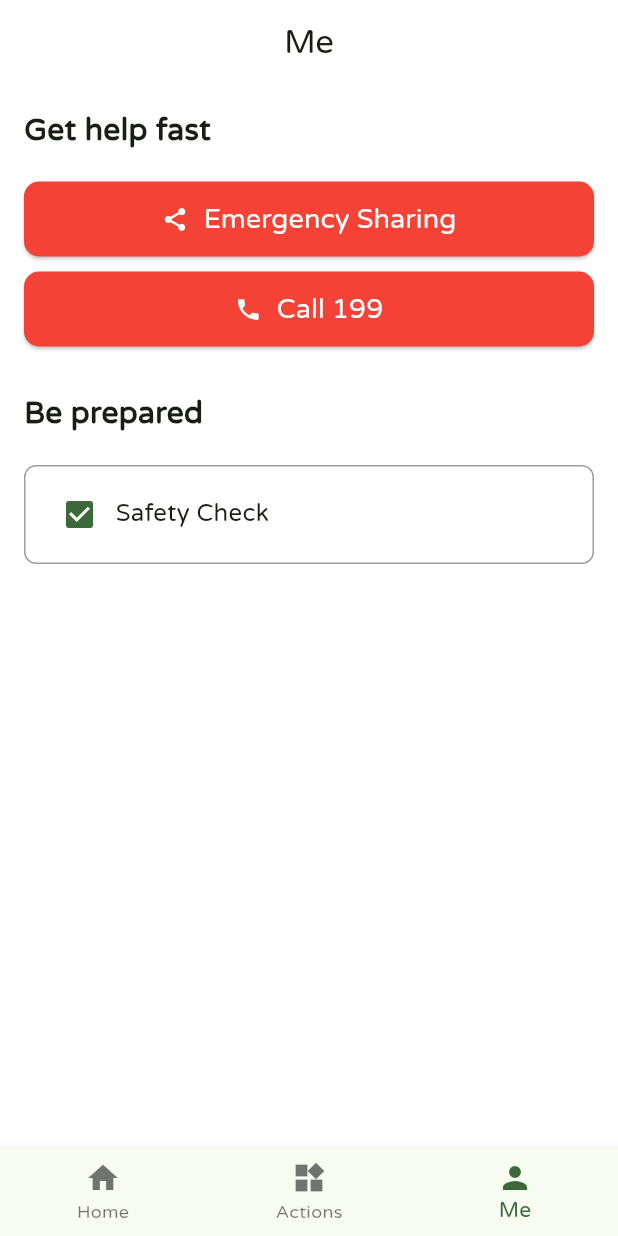
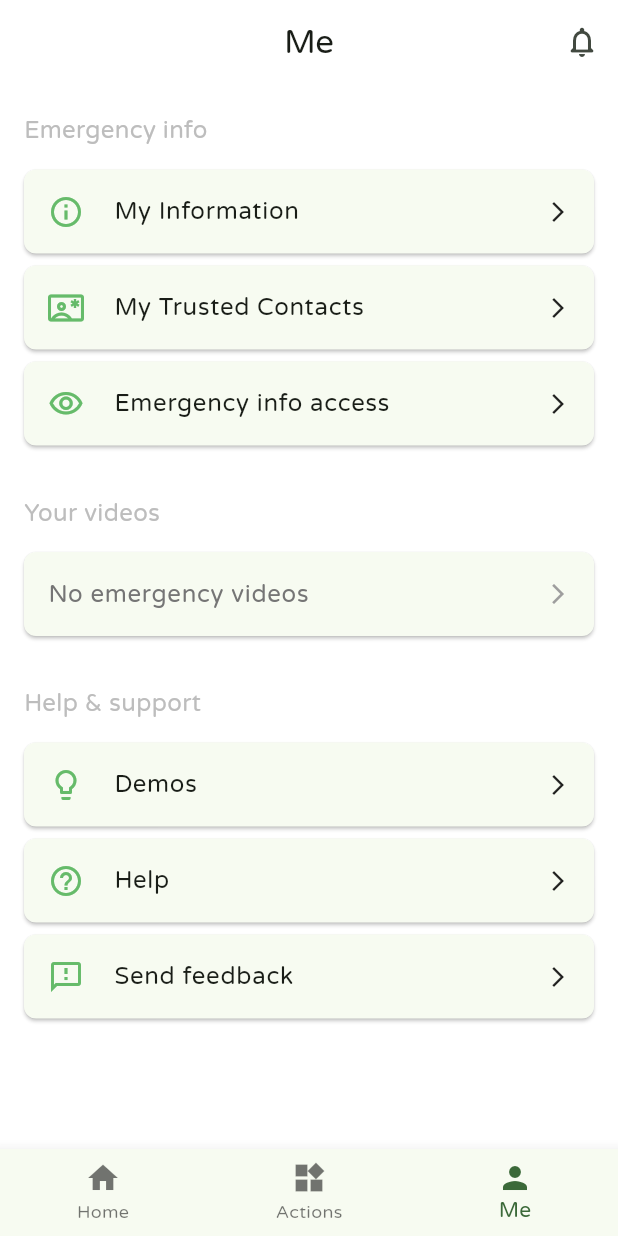
Before and after one commit to ObiajuluM/Ally, a Flutter app: the screen it shows after launch, swiped to page 3, on a phone screen of 412 x 824 dp. Run offline on Flutter 3.47's test engine with Material 3 defaults, Android fonts, the phone set to English and light mode, and no system bars; our stand-ins replace flutter_riverpod, riverpod, shared_preferences; missing offline and left inert: flutter_displaymode.

Commit message:
modified me page and some chnages elsewhere

```diff
--- a/lib/pages/actions/actions.dart
+++ b/lib/pages/actions/actions.dart
@@ -6,10 +6,6 @@ class ActionsPage extends StatelessWidget {
   @override
   Widget build(BuildContext context) {
     return Scaffold(
-      appBar: AppBar(
-        title: const Text('Actions'),
-        centerTitle: true,
-      ),
       body: Container(
         color: Colors.pink,
       ),
--- a/lib/pages/home/home.dart
+++ b/lib/pages/home/home.dart
@@ -22,23 +22,6 @@ class HomePage extends ConsumerWidget {
   @override
   Widget build(BuildContext context, WidgetRef ref) {
     return Scaffold(
-      appBar: AppBar(
-        title: const Text('Home'),
-        centerTitle: true,
-        actions: [
-          ///
-
-          IconButton(
-            onPressed: () {
-              print("notifications");
-            },
-            icon: Icon(
-              Icons.notifications_none_rounded,
-            ),
-          ),
-        ],
-      ),
-
       ///
       body: SingleChildScrollView(
         padding: const EdgeInsets.all(16.0),
@@ -90,7 +73,7 @@ class HomePage extends ConsumerWidget {
               ),
             ),
             const SizedBox(height: 20),
-            // for (int i = 0; i < 10; i++)
+            for (int i = 0; i < 10; i++)
               _buildCheckboxTile(
                 label: 'Safety Check',
                 value: true,
--- a/lib/pages/me/me.dart
+++ b/lib/pages/me/me.dart
@@ -6,115 +6,169 @@ class MePage extends StatelessWidget {
   @override
   Widget build(BuildContext context) {
     return Scaffold(
-      appBar: AppBar(
-        title: const Text('Me'),
-        centerTitle: true,
-      ),
-      body: SingleChildScrollView(
-        padding: const EdgeInsets.all(16.0),
-        child: Column(
-          crossAxisAlignment: CrossAxisAlignment.start,
+      body: ListView(
+        padding: const EdgeInsets.symmetric(vertical: 20.0),
         children: [
-            const Text(
-              'Get help fast',
-              style: TextStyle(
-                fontSize: 20,
-                fontWeight: FontWeight.bold,
-              ),
-            ),
-            const SizedBox(height: 20),
-            _buildEmergencyButton(
-              context,
-              icon: Icons.share,
-              label: 'Emergency Sharing',
-              onPressed: () {
-                // Handle emergency sharing
+          _buildSectionHeader(context, 'Emergency info'),
+          _InfoTile(
+            icon: Icons.info_outline,
+            text: 'My Information',
+            onTap: () {
+              ///
             },
           ),
-            const SizedBox(height: 10),
-            _buildEmergencyButton(
-              context,
-              icon: Icons.phone,
-              label: 'Call 199',
-              onPressed: () {
-                // Handle emergency call
-              },
+          _InfoTile(
+            icon: Icons.contact_emergency_outlined,
+            text: 'My Trusted Contacts',
+            onTap: () {},
           ),
-            const SizedBox(height: 30),
-            const Text(
-              'Be prepared',
-              style: TextStyle(
-                fontSize: 20,
-                fontWeight: FontWeight.bold,
+          _InfoTile(
+            icon: Icons.visibility_outlined,
+            text: 'Emergency info access',
+            onTap: () {},
           ),
+          const SizedBox(height: 30), // Spacing between sections
+
+          _buildSectionHeader(context, 'Your videos'),
+          _VideoPlaceholderTile(
+            text: 'No emergency videos',
+            onTap: () {},
           ),
-            const SizedBox(height: 20),
-            _buildCheckboxTile(
-              label: 'Safety Check',
-              value: true,
-              onChanged: (bool? value) {
-                // Handle checkbox change
-              },
+          const SizedBox(height: 30), // Spacing between sections
+
+          _buildSectionHeader(context, 'Help & support'),
+          _InfoTile(
+            icon: Icons.lightbulb_outline,
+            text: 'Demos',
+            onTap: () {},
           ),
-          ],
+          _InfoTile(
+            icon: Icons.help_outline,
+            text: 'Help',
+            onTap: () {},
           ),
-      ),
-    );
-  }
-
-  Widget _buildEmergencyButton(
-    BuildContext context, {
-    required IconData icon,
-    required String label,
-    required VoidCallback onPressed,
-  }) {
-    return ElevatedButton(
-      style: ElevatedButton.styleFrom(
-        backgroundColor: Colors.red,
-        foregroundColor: Colors.white,
-        minimumSize: const Size(double.infinity, 50),
-        shape: RoundedRectangleBorder(
-          borderRadius: BorderRadius.circular(10),
-        ),
-      ),
-      onPressed: onPressed,
-      child: Row(
-        mainAxisAlignment: MainAxisAlignment.center,
-        children: [
-          Icon(icon),
-          const SizedBox(width: 10),
-          Text(
-            label,
-            style: const TextStyle(fontSize: 18),
+          _InfoTile(
+            icon: Icons.feedback_outlined,
+            text: 'Send feedback',
+            onTap: () {},
           ),
         ],
       ),
     );
   }
 
-  Widget _buildCheckboxTile({
-    required String label,
-    required bool value,
-    required ValueChanged<bool?> onChanged,
-  }) {
-    return Container(
-      padding: const EdgeInsets.symmetric(vertical: 8, horizontal: 12),
-      decoration: BoxDecoration(
-        border: Border.all(color: Colors.grey),
-        borderRadius: BorderRadius.circular(8),
+  // Helper method to build section headers
+
+  // TODO: use everywhere
+  Widget _buildSectionHeader(BuildContext context, String title) {
+    return Padding(
+      padding: const EdgeInsets.only(left: 16.0, right: 16.0, bottom: 10.0),
+      child: Text(
+        title,
+        style: TextStyle(
+          color: Colors.grey[400], // Lighter grey for headers
+          fontSize: 16,
+          fontWeight: FontWeight.w500,
         ),
-      child: Row(
-        children: [
-          Checkbox(
-            value: value,
-            onChanged: onChanged,
-          ),
-          Text(
-            label,
-            style: const TextStyle(fontSize: 16),
-          ),
-        ],
       ),
     );
   }
 }
+
+// Custom ListTile for the information rows
+class _InfoTile extends StatelessWidget {
+  final IconData icon;
+  final String text;
+  final VoidCallback onTap;
+
+  const _InfoTile({
+    required this.icon,
+    required this.text,
+    required this.onTap,
+  });
+
+  @override
+  Widget build(BuildContext context) {
+    return Card(
+      margin: const EdgeInsets.symmetric(horizontal: 16.0, vertical: 4.0),
+      color: Theme.of(context).cardColor,
+      shape: RoundedRectangleBorder(
+        borderRadius: BorderRadius.circular(8.0),
+      ),
+      child: InkWell(
+        // Provides the ripple effect on tap
+        onTap: onTap,
+        borderRadius: BorderRadius.circular(8.0),
+        child: Padding(
+          padding: const EdgeInsets.symmetric(vertical: 16.0, horizontal: 16.0),
+          child: Row(
+            children: [
+              Icon(
+                icon,
+                color: Colors.green[400],
+                size: 24,
+              ),
+              const SizedBox(width: 20),
+              Expanded(
+                child: Text(
+                  text,
+                  style: Theme.of(context).textTheme.bodyLarge,
+                ),
+              ),
+              const Icon(
+                Icons.arrow_forward_ios,
+                // color: Colors.grey,
+                size: 16,
+              ),
+            ],
+          ),
+        ),
+      ),
+    );
+  }
+}
+
+// Custom ListTile for the 'No emergency videos' row
+class _VideoPlaceholderTile extends StatelessWidget {
+  final String text;
+  final VoidCallback onTap;
+
+  const _VideoPlaceholderTile({
+    required this.text,
+    required this.onTap,
+  });
+
+  @override
+  Widget build(BuildContext context) {
+    return Card(
+      margin: const EdgeInsets.symmetric(horizontal: 16.0, vertical: 4.0),
+      color: Theme.of(context).cardColor,
+      shape: RoundedRectangleBorder(
+        borderRadius: BorderRadius.circular(8.0),
+      ),
+      child: InkWell(
+        // Provides the ripple effect on tap
+        onTap: onTap,
+        borderRadius: BorderRadius.circular(8.0),
+        child: Padding(
+          padding: const EdgeInsets.symmetric(vertical: 16.0, horizontal: 16.0),
+          child: Row(
+            children: [
+              // No icon on the left for this specific tile
+              Expanded(
+                child: Text(
+                  text,
+                  style: Theme.of(context)
+                      .textTheme
+                      .bodyLarge
+                      ?.copyWith(color: Colors.grey[600]), // Lighter text
+                ),
+              ),
+              const Icon(Icons.arrow_forward_ios, color: Colors.grey, size: 16),
+            ],
+          ),
+        ),
+      ),
+    );
+  }
+}
--- a/lib/pages/primary/primary.dart
+++ b/lib/pages/primary/primary.dart
@@ -1,4 +1,5 @@
 import 'package:ally/pages/actions/actions.dart';
+
 import 'package:ally/pages/home/home.dart';
 import 'package:ally/pages/me/me.dart';
 import 'package:ally/pages/primary/providers/provider.dart';
@@ -27,6 +28,27 @@ class _PrimaryPageState extends ConsumerState<PrimaryPage> {
     final currentPage = ref.watch(primaryPageIndexProvider);
 
     return Scaffold(
+      appBar: AppBar(
+        title: currentPage == 0
+            ? Text('Home')
+            : currentPage == 1
+                ? Text("Actions")
+                : Text("Me"),
+        centerTitle: true,
+
+        ///
+        actions: [
+          IconButton(
+            onPressed: () {
+              print("notifications");
+            },
+            icon: Icon(
+              Icons.notifications_none_rounded,
+            ),
+          ),
+        ],
+      ),
+
       ///
       body: PageView.builder(
         controller: primaryPageController,
@@ -44,7 +66,6 @@ class _PrimaryPageState extends ConsumerState<PrimaryPage> {
       ///
       bottomNavigationBar: BottomNavigationBar(
         currentIndex: currentPage,
-        // type: BottomNavigationBarType.fixed,
         onTap: (index) {
           // jump to page
           ref.read(primaryPageIndexProvider.notifier).setIndex(index);
--- a/lib/themes/dark.dart
+++ b/lib/themes/dark.dart
@@ -18,7 +18,7 @@ ThemeData darkTheme = ThemeData(
   appBarTheme: AppBarTheme(
     backgroundColor: Colors.black,
     elevation: 0,
-    surfaceTintColor: Colors.white,
+    surfaceTintColor: Colors.green,
   ),
 
   /// for the animation when switching to and from pages
--- a/lib/themes/light.dart
+++ b/lib/themes/light.dart
@@ -18,7 +18,7 @@ ThemeData lightTheme = ThemeData(
   appBarTheme: const AppBarTheme(
     backgroundColor: Colors.white,
     elevation: 0,
-      surfaceTintColor: Colors.black,
+    surfaceTintColor: Colors.green,
   ),
 
   /// for the animation when switching to and from pages
```
Lines whose indentation alone changed are shown as unchanged.
